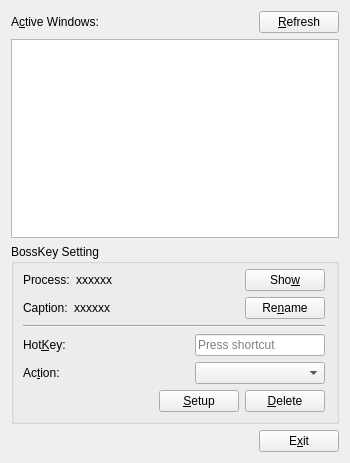
The window that MainDialog.ui (Aoi-hosizora/BossKeyManager) describes before a commit, drawn with Qt 5.
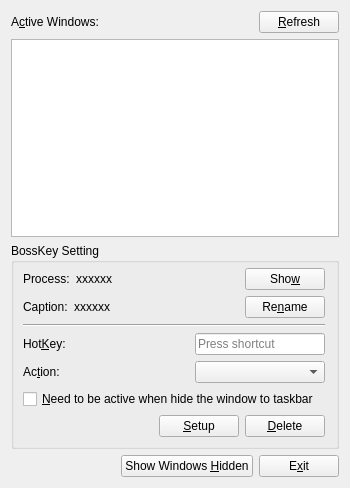
The same window after the commit. Custom widgets are drawn as their Qt base class.

Commit message: Add check active to action & hide window

Patch:
```diff
--- a/MainDialog.ui
+++ b/MainDialog.ui
@@ -7,7 +7,7 @@
     <x>0</x>
     <y>0</y>
     <width>350</width>
-    <height>463</height>
+    <height>488</height>
    </rect>
   </property>
   <property name="minimumSize">
@@ -255,6 +255,13 @@
          </item>
         </layout>
        </item>
+       <item>
+        <widget class="QCheckBox" name="checkBox_ActiveToHide">
+         <property name="text">
+          <string>&amp;Need to be active when hide the window to taskbar</string>
+         </property>
+        </widget>
+       </item>
        <item>
         <layout class="QHBoxLayout" name="horizontalLayout_3">
          <item>
@@ -304,6 +311,13 @@
         </property>
        </spacer>
       </item>
+      <item>
+       <widget class="QPushButton" name="pushButton_ShowAllWindowsHidden">
+        <property name="text">
+         <string>Show Windows &amp;Hidden</string>
+        </property>
+       </widget>
+      </item>
       <item>
        <widget class="QPushButton" name="pushButton_Exit">
         <property name="text">
```
Left out of the diff: 2 changed lines with no effect on the pictures. The commit also changes 8 other files.
